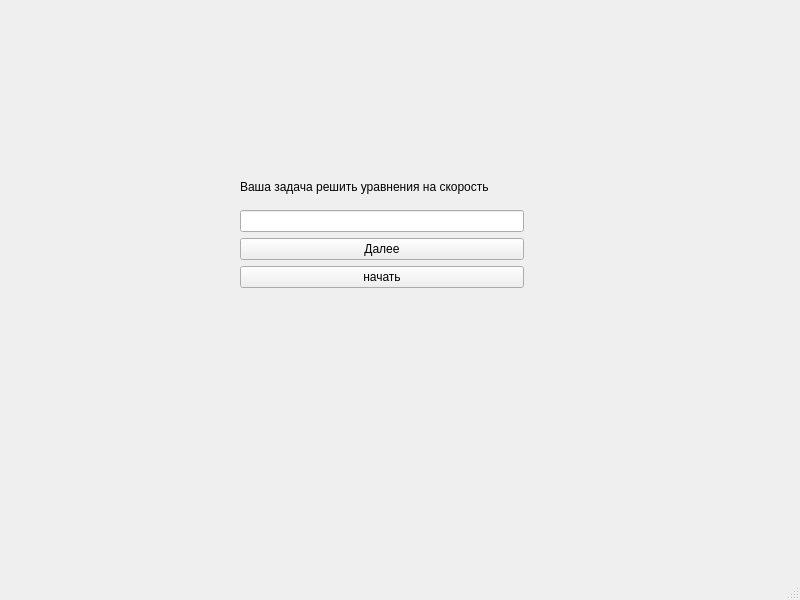
First picture: the form in Module_1/Qt/mainwindow.ui, repository 1Creech12/NeuroBoost, before the edit.
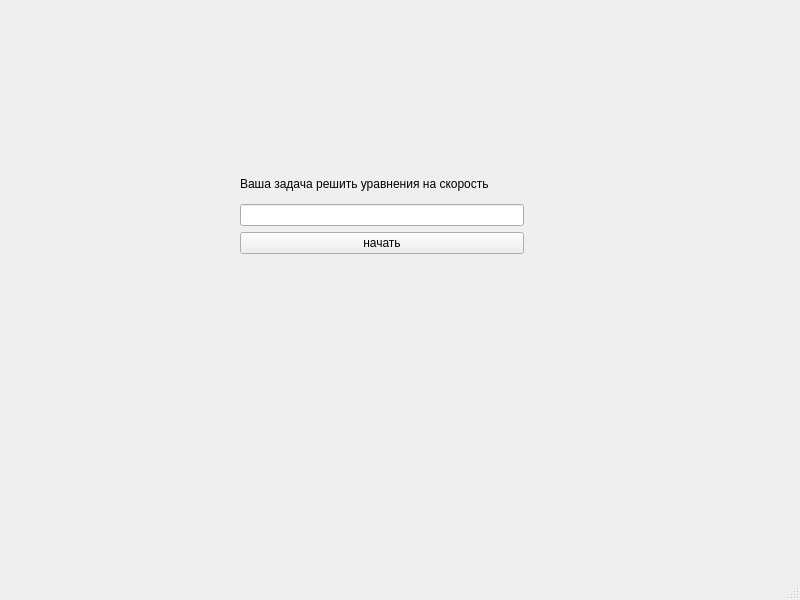
Second picture: the form after the edit.

```diff
--- a/Module_1/Qt/mainwindow.ui
+++ b/Module_1/Qt/mainwindow.ui
@@ -14,7 +14,7 @@
    <string>MainWindow</string>
   </property>
   <widget class="QWidget" name="centralwidget">
-   <widget class="QWidget" name="">
+   <widget class="QWidget" name="layoutWidget">
     <property name="geometry">
      <rect>
       <x>240</x>
@@ -36,13 +36,6 @@
        <item>
         <widget class="QLineEdit" name="lineEdit"/>
        </item>
-       <item>
-        <widget class="QPushButton" name="pushButtonNext">
-         <property name="text">
-          <string>Далее</string>
-         </property>
-        </widget>
-       </item>
        <item>
         <widget class="QPushButton" name="pushButton">
          <property name="text">
@@ -52,6 +45,13 @@
        </item>
       </layout>
      </item>
+     <item>
+      <widget class="QLabel" name="label_2">
+       <property name="text">
+        <string/>
+       </property>
+      </widget>
+     </item>
     </layout>
    </widget>
   </widget>
```
